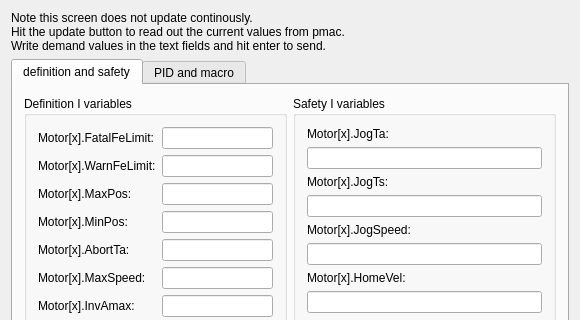
Before: the Qt Designer form src/dls_pmaccontrol/formPpmacAxisSettings.ui in DiamondLightSource/dls-pmac-control, drawn with Qt 5; both pictures show x 0 to 580 and y 0 to 320 of the 580 by 688 pixel window.
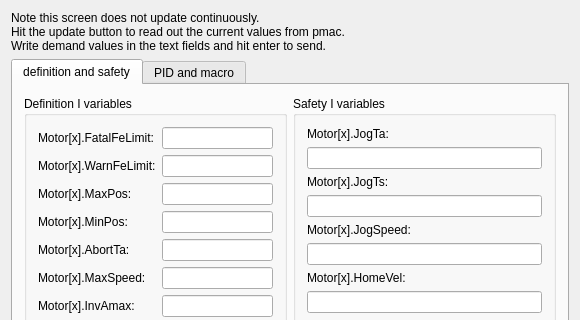
After: the same form once the commit is applied.

Commit message: Correct typo on Axis Settings screens (see ticket CGP-232)

The edit to the form file:
```diff
--- a/src/dls_pmaccontrol/formPpmacAxisSettings.ui
+++ b/src/dls_pmaccontrol/formPpmacAxisSettings.ui
@@ -36,7 +36,7 @@
    <item row="0" column="0" colspan="3">
     <widget class="QLabel" name="textLabel1">
      <property name="text">
-      <string>Note this screen does not update continously.
+      <string>Note this screen does not update continuously.
 Hit the update button to read out the current values from pmac.
 Write demand values in the text fields and hit enter to send.</string>
      </property>
```
The commit also changes 3 other files.
